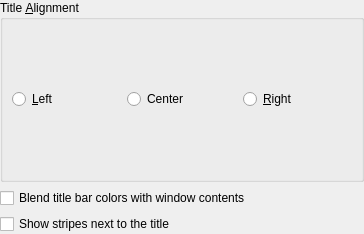
Qt form clients/ozone/config/oxygenconfig.ui (KDE/kwin) before a commit.
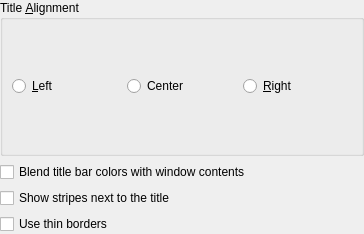
The same form after that commit.

```diff
--- a/clients/ozone/config/oxygenconfig.ui
+++ b/clients/ozone/config/oxygenconfig.ui
@@ -69,6 +69,13 @@
      </property>
     </widget>
    </item>
+   <item>
+    <widget class="QCheckBox" name="thinBorders">
+     <property name="text">
+      <string>Use thin borders</string>
+     </property>
+    </widget>
+   </item>
   </layout>
  </widget>
   <resources/>
```
Left out of the diff: 45 changed lines with no effect on the pictures.
